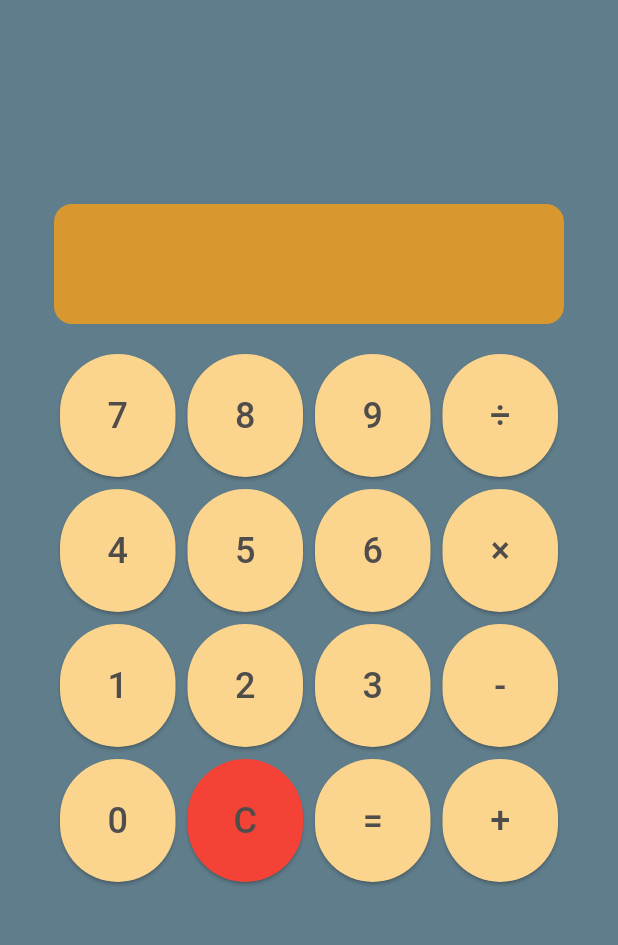
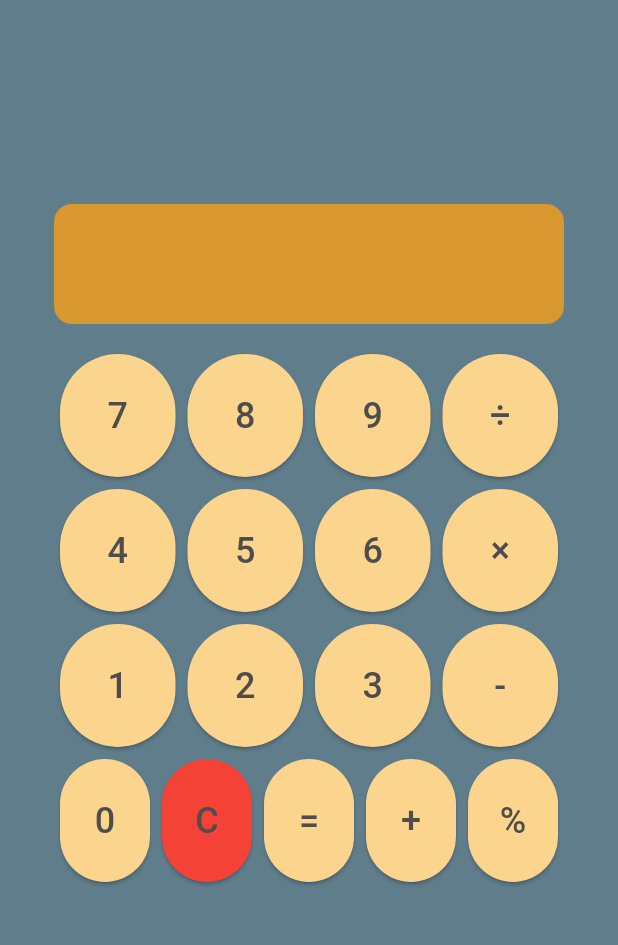
Before and after one commit to DezT-217/flutter-calculator, a Flutter app: the screen it shows after launch, on a phone screen of 412 x 824 dp, the part 84-1029 px from its top. Run offline on Flutter 3.47's test engine with Material 3 defaults, Android fonts, the phone set to English and light mode, and no system bars; missing offline and left inert: expressions.

Commit message:
Added modulus button to the calculator app

```diff
--- a/lib/main.dart
+++ b/lib/main.dart
@@ -101,7 +101,7 @@ class _CalculatorScreenState extends State<CalculatorScreen> {
                   Row(children: ['7', '8', '9', '÷'].map(_buildButton).toList()),
                   Row(children: ['4', '5', '6', '×'].map(_buildButton).toList()),
                   Row(children: ['1', '2', '3', '-'].map(_buildButton).toList()),
-                  Row(children: ['0', 'C', '=', '+'].map((label) {
+                  Row(children: ['0', 'C', '=', '+', '%'].map((label) {
                     return _buildButton(label, color: label == 'C' ? Colors.red : null);
                   }).toList()),
                 ],
```
